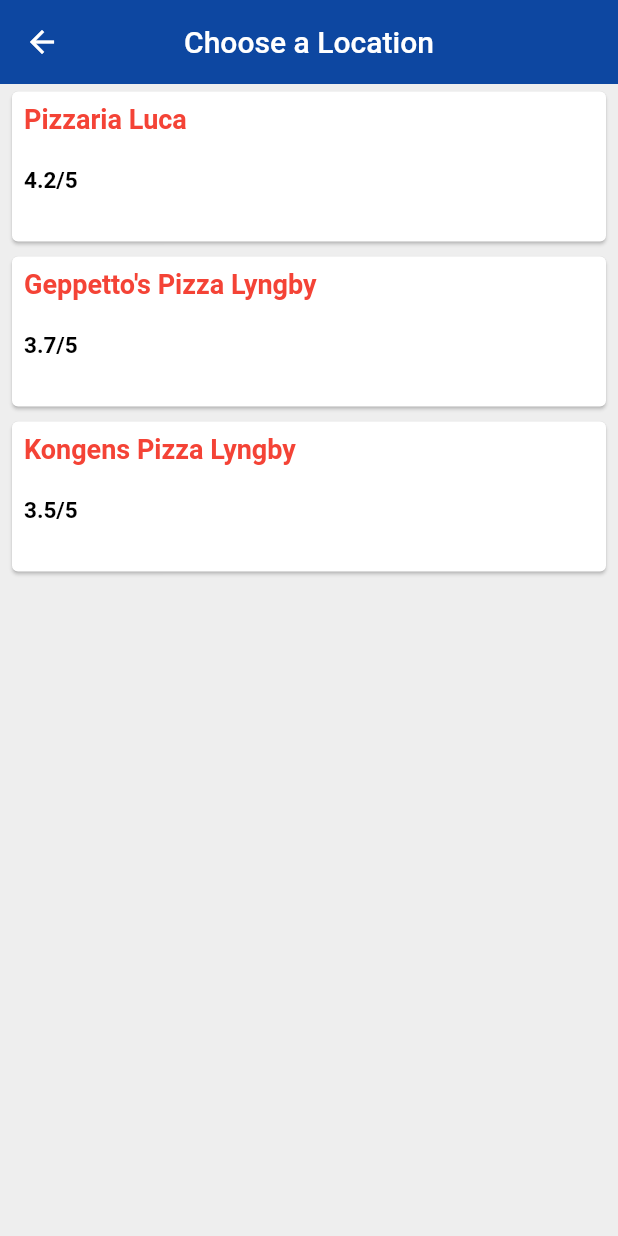
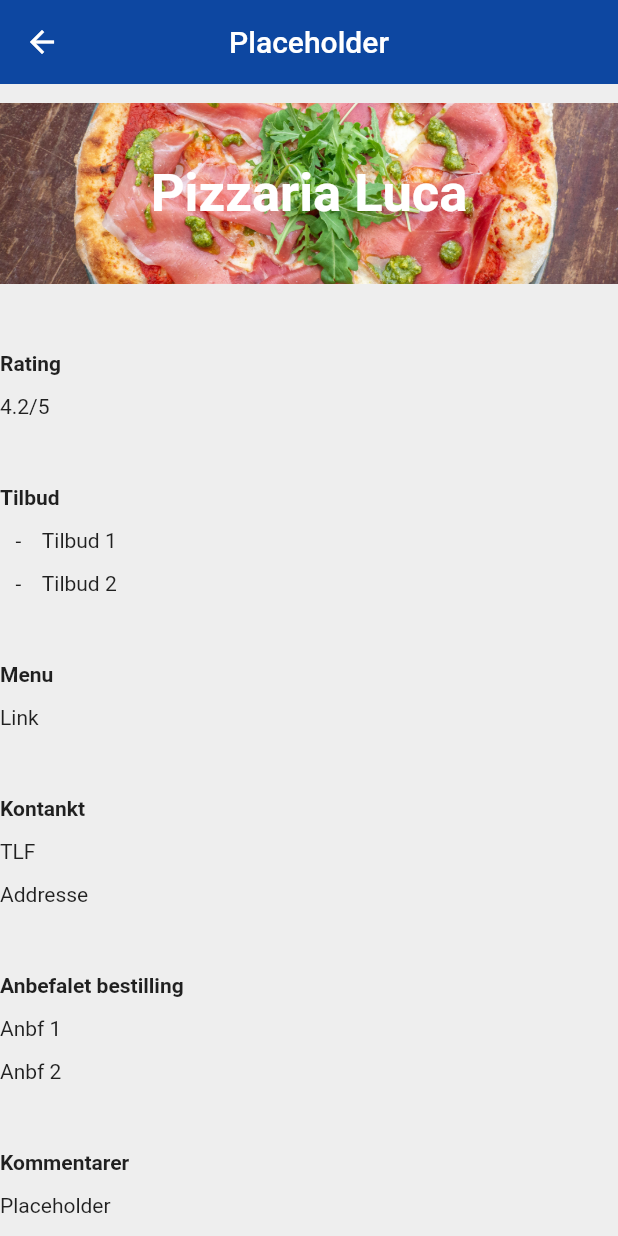
Before and after one commit to Jakob-kild/UniPizza, a Flutter app: the ChooseLocation screen opened by its route, after a tap on an icon or button, on a phone screen of 412 x 824 dp. Run offline on Flutter 3.47's test engine with Material 2 defaults, Android fonts, the phone set to English and light mode, and no system bars; our stand-ins replace flutter_spinkit; network calls fail.

Commit message:
Created a basic loadout taking the name and rating. Missing the rest of the data, considering firecloud or something else to store each pizzaria.

```diff
--- a/lib/main.dart
+++ b/lib/main.dart
@@ -1,4 +1,5 @@
 import 'package:flutter/material.dart';
+import 'package:world_time_app/pages/detail_pizzaria.dart';
 import 'package:world_time_app/pages/home.dart';
 import 'package:world_time_app/pages/loading.dart';
 import 'package:world_time_app/pages/choose_location.dart';
@@ -9,5 +10,6 @@ void main() => runApp(MaterialApp(
       '/': (context) => Loading(),
       '/home': (context) => Home(),
       '/location': (context) => ChooseLocation(),
+      '/detail': (context) => DetailPizza(),
     }
 ));
--- a/lib/pages/choose_location.dart
+++ b/lib/pages/choose_location.dart
@@ -50,7 +50,10 @@ class _ChooseLocationState extends State<ChooseLocation> {
                 child: InkWell(
                   splashColor: Colors.red.withAlpha(30),
                   onTap: () {
-                    //updateTime(index);
+                    Navigator.pushNamed(context, '/detail', arguments: {
+                      "name" : pizzarias[index].values.elementAt(0),
+                      "rating": pizzarias[index].values.elementAt(1),
+                    });
                   },
                   child: Container(
 
--- /dev/null
+++ b/lib/pages/detail_pizzaria.dart
@@ -0,0 +1,119 @@
+
+import 'package:flutter/material.dart';
+
+class DetailPizza extends StatelessWidget {
+
+
+
+  @override
+  Widget build(BuildContext context) {
+    final args = ModalRoute.of(context).settings.arguments as Map;
+    return Scaffold(
+        backgroundColor: Colors.grey[200],
+        appBar: AppBar(
+          backgroundColor: Colors.blue[900],
+          title: Text('Placeholder'),
+          centerTitle: true,
+          elevation: 0,
+        ),
+        body: Column(
+          crossAxisAlignment: CrossAxisAlignment.stretch,
+          mainAxisAlignment: MainAxisAlignment.spaceEvenly,
+          children: [
+            Container(
+              padding: EdgeInsets.all(40.0),
+              decoration: BoxDecoration(
+                image: DecorationImage(
+                  image: AssetImage("assets/pizza1.jpg"),
+                  fit: BoxFit.cover,
+                )
+              ),
+              child: Text(
+                  args['name'],
+                  textAlign: TextAlign.center,
+                  style: TextStyle(
+                      fontWeight: FontWeight.bold,
+                      color: Colors.white,
+                      fontSize: 35.0
+                  )
+              ),
+            ),
+            SizedBox(height: 20.0),
+            Text(
+                "Rating",
+              style: TextStyle(
+                fontWeight: FontWeight.bold,
+              )
+            ),
+            Text(
+              args['rating'],
+            ),
+            SizedBox(height: 20.0),
+            Text(
+                "Tilbud",
+              style: TextStyle(
+                fontWeight: FontWeight.bold,
+
+              )
+            ),
+            Text(
+                "   -    Tilbud 1"
+            ),
+            Text(
+                "   -    Tilbud 2"
+            ),
+            SizedBox(height: 20.0),
+            Text(
+                "Menu",
+                style: TextStyle(
+                  fontWeight: FontWeight.bold,
+
+                )
+            ),
+            Text(
+                "Link"
+            ),
+            SizedBox(height: 20.0),
+            Text(
+                "Kontankt",
+                style: TextStyle(
+                  fontWeight: FontWeight.bold,
+
+                )
+            ),
+            Text(
+                "TLF"
+            ),
+            Text(
+                "Addresse"
+            ),
+            SizedBox(height: 20.0),
+            Text(
+                "Anbefalet bestilling",
+                style: TextStyle(
+                  fontWeight: FontWeight.bold,
+
+                )
+            ),
+            Text(
+                "Anbf 1"
+            ),
+            Text(
+                "Anbf 2"
+            ),
+            SizedBox(height: 20.0),
+            Text(
+                "Kommentarer",
+                style: TextStyle(
+                  fontWeight: FontWeight.bold,
+
+                )
+            ),
+            Text(
+                "Placeholder"
+            ),
+          ],
+        )
+    );
+  }
+}
--- a/pubspec.yaml
+++ b/pubspec.yaml
@@ -14,7 +14,7 @@ description: A new Flutter application.
 version: 1.0.0+1
 
 environment:
-  sdk: ">=2.1.0 <3.0.0"
+  sdk: ">=2.1.2 <3.0.0"
 
 dependencies:
   flutter:
```
Also changed, not shown: assets/pizza1.jpg (added).
